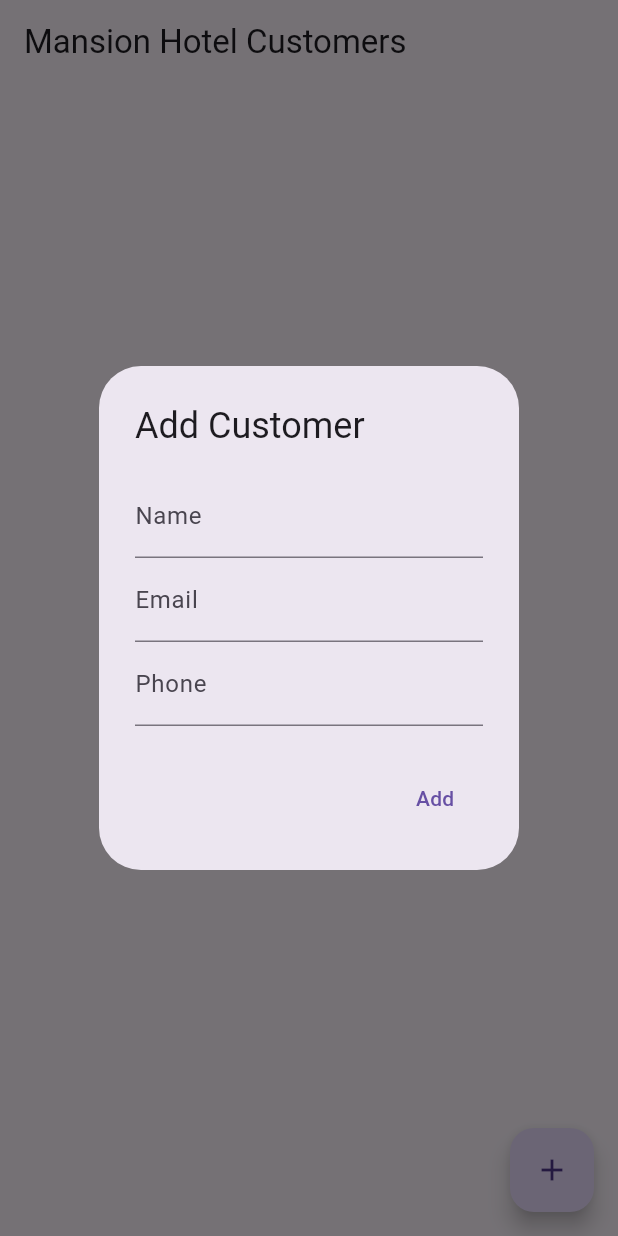
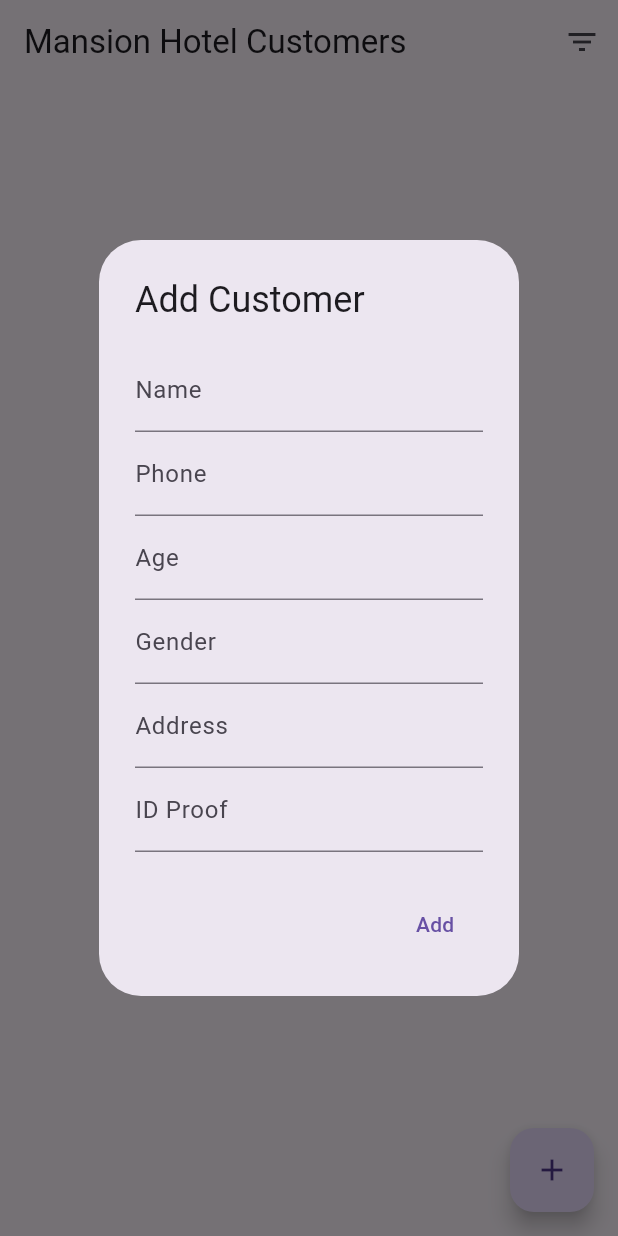
Before and after one commit to pradeep-juno/getx-mvvm-firebase, a Flutter app: the screen it shows after launch, after a tap on the "add" icon, on a phone screen of 412 x 824 dp. Run offline on Flutter 3.47's test engine with Material 3 defaults, Android fonts, the phone set to English and light mode, and no system bars; our stand-ins replace cloud_firestore, firebase_core, get; accounts and stored records are empty.

Commit message:
make some changes

```diff
--- a/lib/models/customer_model.dart
+++ b/lib/models/customer_model.dart
@@ -1,21 +1,31 @@
 class Customer {
   String id;
   String name;
-  String email;
   String phone;
+  int age;
+  String gender;
+  String address;
+  String idProof;
 
-  Customer(
-      {required this.id,
-      required this.name,
-      required this.email,
-      required this.phone});
+  Customer({
+    required this.id,
+    required this.name,
+    required this.phone,
+    required this.age,
+    required this.gender,
+    required this.address,
+    required this.idProof,
+  });
 
   factory Customer.fromJson(Map<String, dynamic> json) {
     return Customer(
       id: json['id'],
       name: json['name'],
-      email: json['email'],
       phone: json['phone'],
+      age: json['age'],
+      gender: json['gender'],
+      address: json['address'],
+      idProof: json['idProof'],
     );
   }
 
@@ -23,8 +33,11 @@ class Customer {
     return {
       'id': id,
       'name': name,
-      'email': email,
       'phone': phone,
+      'age': age,
+      'gender': gender,
+      'address': address,
+      'idProof': idProof,
     };
   }
 }
--- a/lib/views/customer_views.dart
+++ b/lib/views/customer_views.dart
@@ -8,24 +8,47 @@ import '../models/customer_model.dart';
 
 class CustomerView extends StatelessWidget {
   final CustomerController customerController = Get.put(CustomerController());
+  final RxString filterAddress = ''.obs;
+  final RxInt filterAge = 0.obs; // Initialize with 0
+  final RxString filterGender = ''.obs;
 
   @override
   Widget build(BuildContext context) {
     return Scaffold(
       appBar: AppBar(
         title: Text('Mansion Hotel Customers'),
+        actions: [
+          IconButton(
+            icon: Icon(Icons.filter_list),
+            onPressed: () => _filterDialog(context),
+          ),
+        ],
       ),
       body: Obx(() {
-        if (customerController.customers.isEmpty) {
-          return Center(child: Text('No Customers Found'));
+        final filteredCustomers =
+            customerController.customers.where((customer) {
+          final addressMatch = filterAddress.value.isEmpty ||
+              customer.address.contains(filterAddress.value);
+          final ageMatch =
+              filterAge.value == 0 || customer.age == filterAge.value;
+          final genderMatch = filterGender.value.isEmpty ||
+              customer.gender.contains(filterGender.value);
+
+          return addressMatch && ageMatch && genderMatch;
+        }).toList();
+
+        if (filteredCustomers.isEmpty) {
+          return Center(child: Text('No Data Found'));
         }
+
         return ListView.builder(
-          itemCount: customerController.customers.length,
+          itemCount: filteredCustomers.length,
           itemBuilder: (context, index) {
-            final customer = customerController.customers[index];
+            final customer = filteredCustomers[index];
             return ListTile(
               title: Text(customer.name),
-              subtitle: Text(customer.email),
+              subtitle: Text(
+                  'Phone: ${customer.phone}\nAddress: ${customer.address}'),
               trailing: IconButton(
                 icon: Icon(Icons.delete),
                 onPressed: () {
@@ -46,8 +69,11 @@ class CustomerView extends StatelessWidget {
 
   void _addCustomerDialog(BuildContext context) {
     final nameController = TextEditingController();
-    final emailController = TextEditingController();
     final phoneController = TextEditingController();
+    final ageController = TextEditingController();
+    final genderController = TextEditingController();
+    final addressController = TextEditingController();
+    final idProofController = TextEditingController();
 
     showDialog(
       context: context,
@@ -60,11 +86,21 @@ class CustomerView extends StatelessWidget {
                 controller: nameController,
                 decoration: InputDecoration(labelText: 'Name')),
             TextField(
-                controller: emailController,
-                decoration: InputDecoration(labelText: 'Email')),
-            TextField(
                 controller: phoneController,
                 decoration: InputDecoration(labelText: 'Phone')),
+            TextField(
+                controller: ageController,
+                decoration: InputDecoration(labelText: 'Age'),
+                keyboardType: TextInputType.number),
+            TextField(
+                controller: genderController,
+                decoration: InputDecoration(labelText: 'Gender')),
+            TextField(
+                controller: addressController,
+                decoration: InputDecoration(labelText: 'Address')),
+            TextField(
+                controller: idProofController,
+                decoration: InputDecoration(labelText: 'ID Proof')),
           ],
         ),
         actions: [
@@ -74,8 +110,11 @@ class CustomerView extends StatelessWidget {
               final customer = Customer(
                 id: id,
                 name: nameController.text,
-                email: emailController.text,
                 phone: phoneController.text,
+                age: int.tryParse(ageController.text) ?? 0,
+                gender: genderController.text,
+                address: addressController.text,
+                idProof: idProofController.text,
               );
               customerController.addCustomer(customer);
               Get.back();
@@ -89,8 +128,11 @@ class CustomerView extends StatelessWidget {
 
   void _editCustomerDialog(BuildContext context, Customer customer) {
     final nameController = TextEditingController(text: customer.name);
-    final emailController = TextEditingController(text: customer.email);
     final phoneController = TextEditingController(text: customer.phone);
+    final ageController = TextEditingController(text: customer.age.toString());
+    final genderController = TextEditingController(text: customer.gender);
+    final addressController = TextEditingController(text: customer.address);
+    final idProofController = TextEditingController(text: customer.idProof);
 
     showDialog(
       context: context,
@@ -103,11 +145,21 @@ class CustomerView extends StatelessWidget {
                 controller: nameController,
                 decoration: InputDecoration(labelText: 'Name')),
             TextField(
-                controller: emailController,
-                decoration: InputDecoration(labelText: 'Email')),
-            TextField(
                 controller: phoneController,
                 decoration: InputDecoration(labelText: 'Phone')),
+            TextField(
+                controller: ageController,
+                decoration: InputDecoration(labelText: 'Age'),
+                keyboardType: TextInputType.number),
+            TextField(
+                controller: genderController,
+                decoration: InputDecoration(labelText: 'Gender')),
+            TextField(
+                controller: addressController,
+                decoration: InputDecoration(labelText: 'Address')),
+            TextField(
+                controller: idProofController,
+                decoration: InputDecoration(labelText: 'ID Proof')),
           ],
         ),
         actions: [
@@ -116,8 +168,11 @@ class CustomerView extends StatelessWidget {
               final updatedCustomer = Customer(
                 id: customer.id,
                 name: nameController.text,
-                email: emailController.text,
                 phone: phoneController.text,
+                age: int.tryParse(ageController.text) ?? 0,
+                gender: genderController.text,
+                address: addressController.text,
+                idProof: idProofController.text,
               );
               customerController.updateCustomer(customer.id, updatedCustomer);
               Get.back();
@@ -128,4 +183,53 @@ class CustomerView extends StatelessWidget {
       ),
     );
   }
+
+  void _filterDialog(BuildContext context) {
+    final addressController = TextEditingController(text: filterAddress.value);
+    final ageController =
+        TextEditingController(text: filterAge.value.toString());
+    final genderController = TextEditingController(text: filterGender.value);
+
+    showDialog(
+      context: context,
+      builder: (_) => AlertDialog(
+        title: Text('Filter Customers'),
+        content: Column(
+          mainAxisSize: MainAxisSize.min,
+          children: [
+            TextField(
+                controller: addressController,
+                decoration: InputDecoration(labelText: 'Address')),
+            TextField(
+                controller: ageController,
+                decoration: InputDecoration(labelText: 'Age'),
+                keyboardType: TextInputType.number),
+            TextField(
+                controller: genderController,
+                decoration: InputDecoration(labelText: 'Gender')),
+          ],
+        ),
+        actions: [
+          TextButton(
+            onPressed: () {
+              filterAddress.value = addressController.text;
+              filterAge.value = int.tryParse(ageController.text) ?? 0;
+              filterGender.value = genderController.text;
+              Get.back();
+            },
+            child: Text('Apply'),
+          ),
+          TextButton(
+            onPressed: () {
+              filterAddress.value = '';
+              filterAge.value = 0; // Reset to default
+              filterGender.value = '';
+              Get.back();
+            },
+            child: Text('Clear'),
+          ),
+        ],
+      ),
+    );
+  }
 }
```
